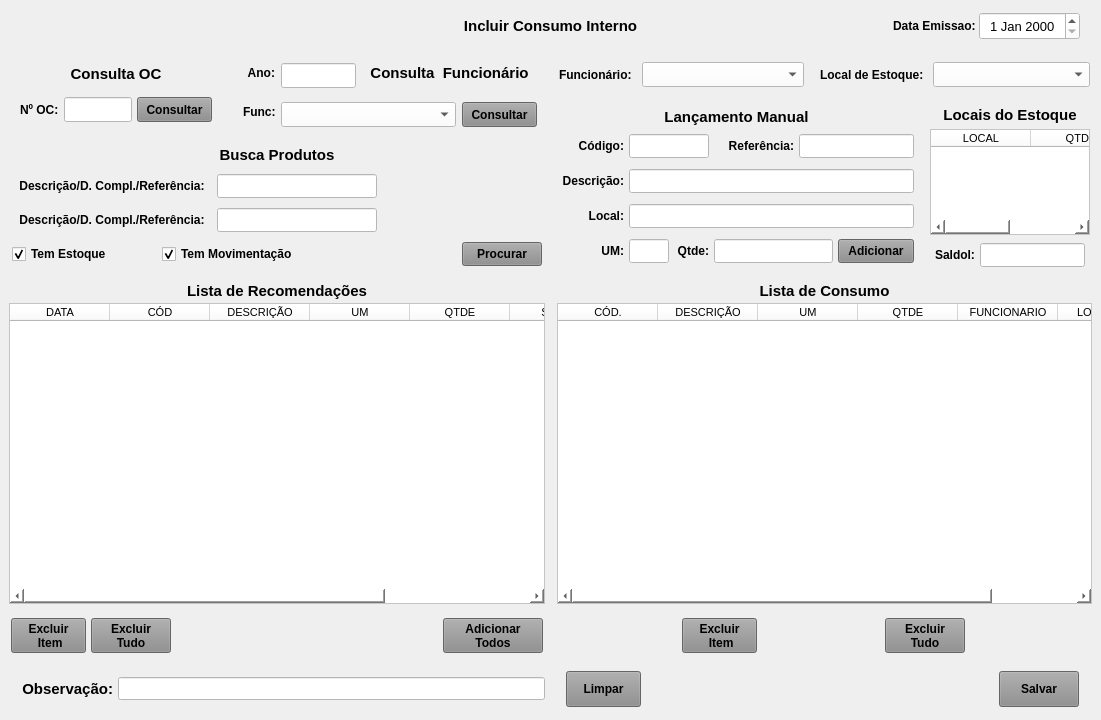
The window that forms/tela_ci_incluir.ui (Azevedo84/erp_suzuki) describes before a commit, drawn with Qt 5.
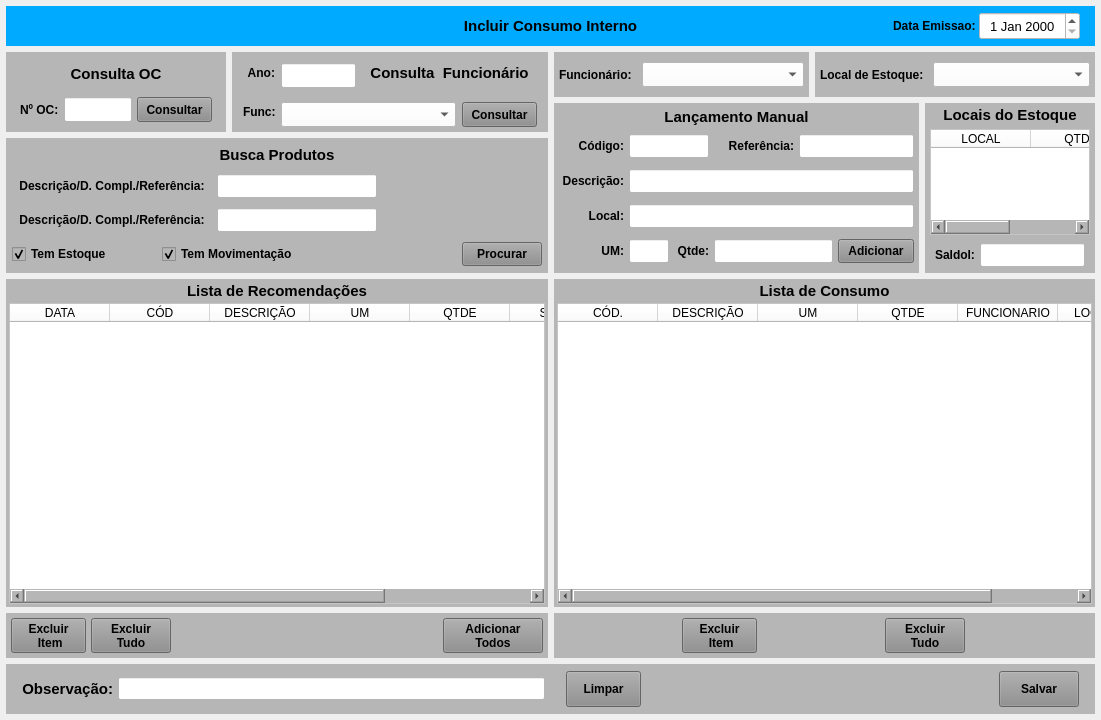
The same window after the commit.

Patch:
```diff
--- a/forms/tela_ci_incluir.ui
+++ b/forms/tela_ci_incluir.ui
@@ -48,7 +48,7 @@
        </size>
       </property>
       <property name="styleSheet">
-       <string notr="true"/>
+       <string notr="true">background-color: rgb(0, 170, 255);</string>
       </property>
       <layout class="QHBoxLayout" name="horizontalLayout">
        <property name="spacing">
@@ -279,7 +279,7 @@
                 </size>
                </property>
                <property name="styleSheet">
-                <string notr="true"/>
+                <string notr="true">background-color: rgb(182, 182, 182);</string>
                </property>
                <layout class="QVBoxLayout" name="verticalLayout_2">
                 <item>
@@ -495,7 +495,7 @@
              <item>
               <widget class="QWidget" name="widget_Cor2" native="true">
                <property name="styleSheet">
-                <string notr="true"/>
+                <string notr="true">background-color: rgb(182, 182, 182);</string>
                </property>
                <layout class="QVBoxLayout" name="verticalLayout_3">
                 <property name="spacing">
@@ -745,7 +745,7 @@
              </size>
             </property>
             <property name="styleSheet">
-             <string notr="true"/>
+             <string notr="true">background-color: rgb(182, 182, 182);</string>
             </property>
             <layout class="QVBoxLayout" name="verticalLayout_11">
              <property name="spacing">
@@ -1147,7 +1147,7 @@
           <item>
            <widget class="QWidget" name="widget_Cor4" native="true">
             <property name="styleSheet">
-             <string notr="true"/>
+             <string notr="true">background-color: rgb(182, 182, 182);</string>
             </property>
             <layout class="QVBoxLayout" name="verticalLayout_5">
              <property name="spacing">
@@ -1253,7 +1253,7 @@
              </size>
             </property>
             <property name="styleSheet">
-             <string notr="true"/>
+             <string notr="true">background-color: rgb(182, 182, 182);</string>
             </property>
             <layout class="QHBoxLayout" name="horizontalLayout_14">
              <property name="spacing">
@@ -1506,7 +1506,7 @@
                 </size>
                </property>
                <property name="styleSheet">
-                <string notr="true"/>
+                <string notr="true">background-color: rgb(182, 182, 182);</string>
                </property>
                <layout class="QHBoxLayout" name="horizontalLayout_3">
                 <property name="spacing">
@@ -1612,7 +1612,7 @@
                 </size>
                </property>
                <property name="styleSheet">
-                <string notr="true"/>
+                <string notr="true">background-color: rgb(182, 182, 182);</string>
                </property>
                <layout class="QHBoxLayout" name="horizontalLayout_8">
                 <property name="spacing">
@@ -1748,7 +1748,7 @@
                 </size>
                </property>
                <property name="styleSheet">
-                <string notr="true"/>
+                <string notr="true">background-color: rgb(182, 182, 182);</string>
                </property>
                <layout class="QVBoxLayout" name="verticalLayout_8">
                 <property name="spacing">
@@ -2430,7 +2430,7 @@
                 </size>
                </property>
                <property name="styleSheet">
-                <string notr="true"/>
+                <string notr="true">background-color: rgb(182, 182, 182);</string>
                </property>
                <layout class="QVBoxLayout" name="verticalLayout_4">
                 <property name="spacing">
@@ -2615,7 +2615,7 @@
           <item>
            <widget class="QWidget" name="widget_Cor10" native="true">
             <property name="styleSheet">
-             <string notr="true"/>
+             <string notr="true">background-color: rgb(182, 182, 182);</string>
             </property>
             <layout class="QVBoxLayout" name="verticalLayout_9">
              <property name="spacing">
@@ -2722,7 +2722,7 @@
              </size>
             </property>
             <property name="styleSheet">
-             <string notr="true"/>
+             <string notr="true">background-color: rgb(182, 182, 182);</string>
             </property>
             <layout class="QHBoxLayout" name="horizontalLayout_15">
              <property name="spacing">
@@ -2872,7 +2872,7 @@
        </size>
       </property>
       <property name="styleSheet">
-       <string notr="true"/>
+       <string notr="true">background-color: rgb(182, 182, 182);</string>
       </property>
       <layout class="QHBoxLayout" name="horizontalLayout_21">
        <property name="spacing">
```
